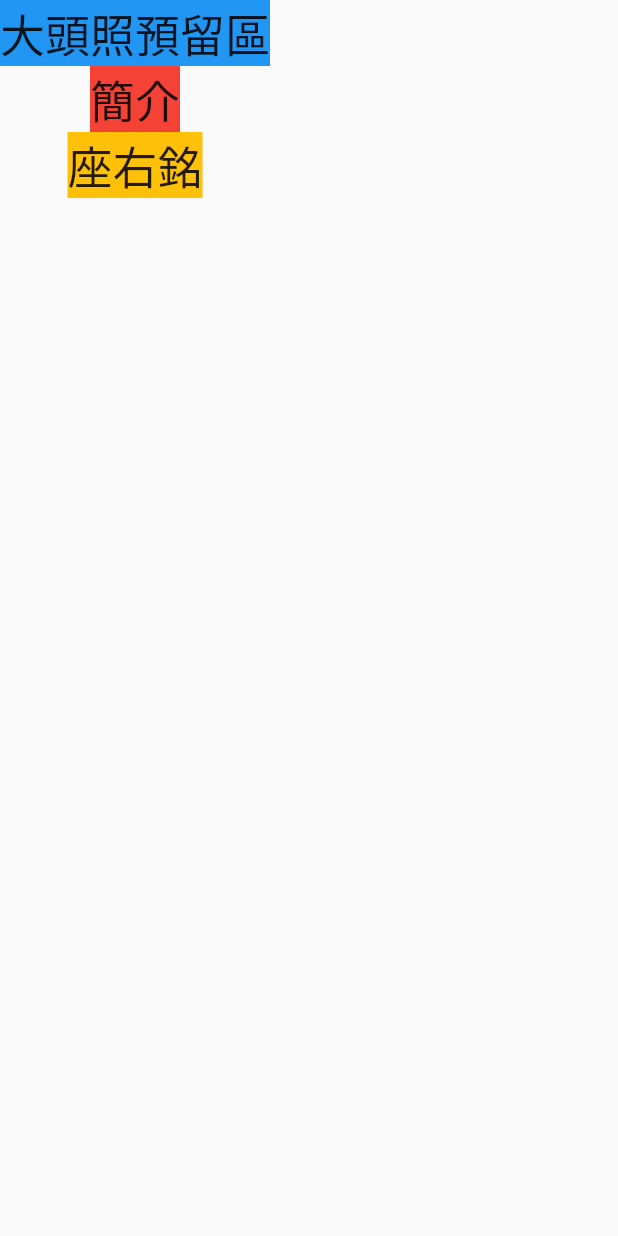
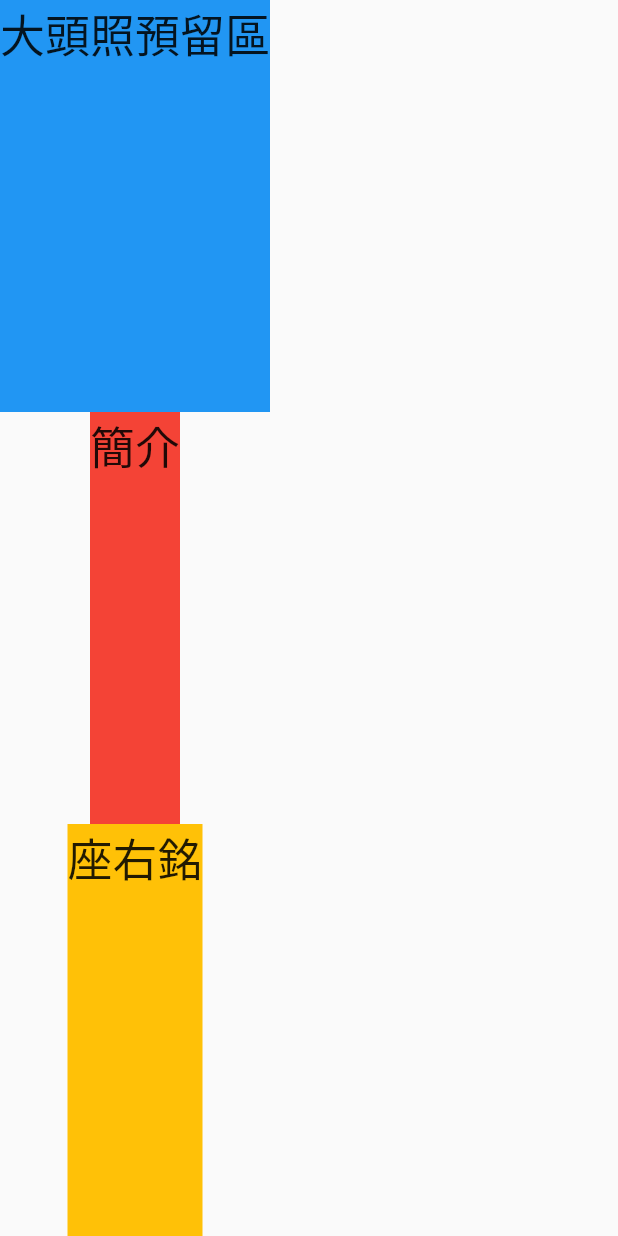
Before and after one commit to atorigin/flutter_book, a Flutter app: the screen it shows after launch, on a phone screen of 412 x 824 dp. Run offline on Flutter 3.47's test engine with Material 2 defaults, Android fonts, the phone set to English and light mode, and no system bars.

Commit message:
練習 3-4-2

```diff
--- a/ch3/lib/screens/home_screen.dart
+++ b/ch3/lib/screens/home_screen.dart
@@ -8,27 +8,33 @@ class HomeScreen extends StatelessWidget {
     return Scaffold(
       body: Column(
         children: [
-          Container(
+          Expanded(
+            child: Container(
               color: Colors.blue,
               child: Text(
                 "大頭照預留區",
                 style: TextStyle(fontSize: 30),
               ),
+            )
           ),
-          Container(
+          Expanded(
+            child: Container(
               color: Colors.red,
               child: Text(
                 "簡介",
                 style: TextStyle(fontSize: 30),
               ),
+            )
           ),
-          Container(
+          Expanded(
+            child: Container(
               color: Colors.amber,
               child: Text(
                 "座右銘",
                 style: TextStyle(fontSize: 30),
               ),
             )
+          ),
         ],
       )
       );
```
Lines whose indentation alone changed are shown as unchanged.
